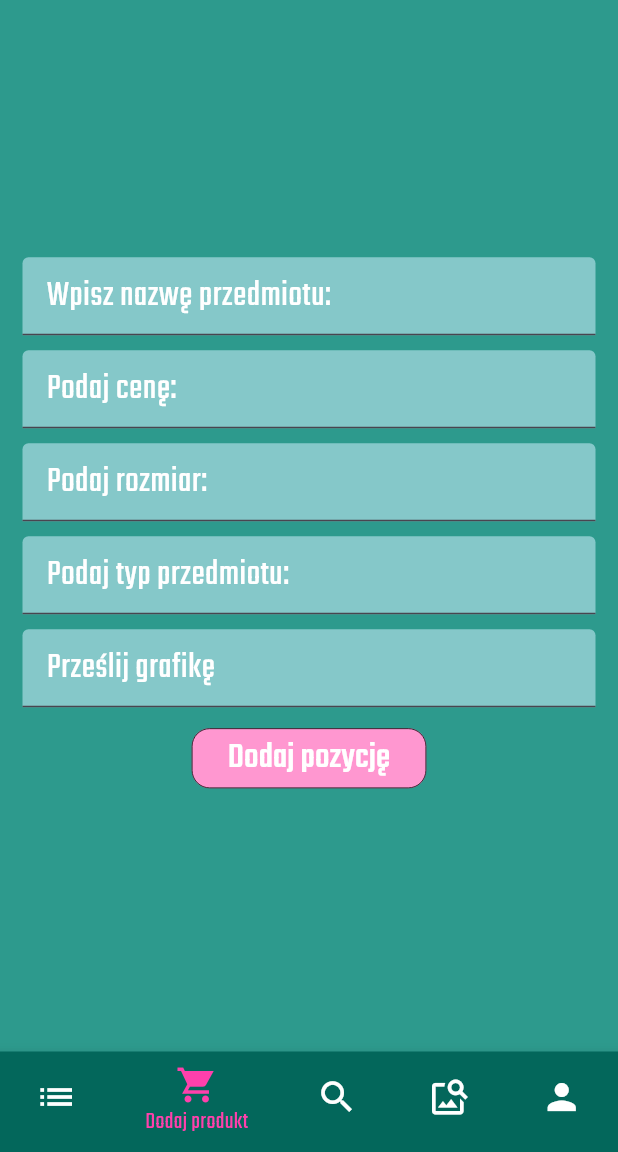
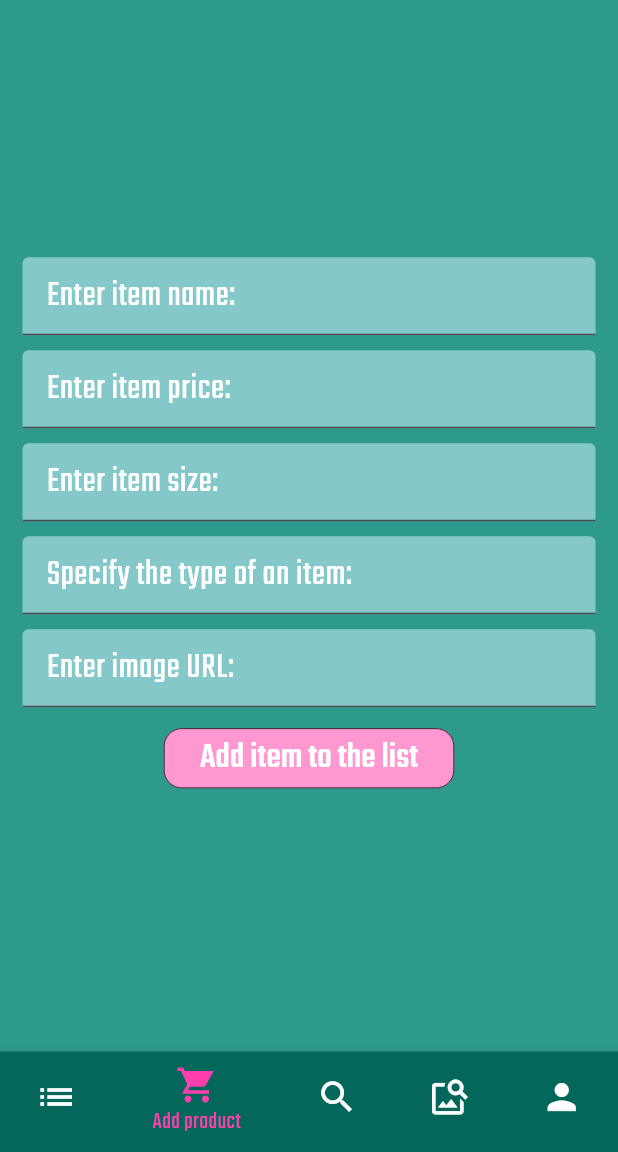
Before and after one commit to kubaolszewski/sneaky_shopper, a Flutter app: the HomePage screen opened directly with empty values, item 2 of the bottom bar chosen, on a phone screen of 412 x 824 dp, the part 84-1236 px from its top. Run offline on Flutter 3.47's test engine with Material 2 defaults, Android fonts, the phone set to English and light mode, and no system bars; our stand-ins replace bloc, cloud_firestore, dio, firebase_auth, firebase_core, flutter_bloc and 6 more; accounts and stored records are empty; generated files the repository leaves out were written again.

Commit message:
Change app language to english

```diff
--- a/lib/app/features/home/add_product_page/add_product_page_content.dart
+++ b/lib/app/features/home/add_product_page/add_product_page_content.dart
@@ -27,7 +27,7 @@ class AddProductPageContent extends StatelessWidget {
                     decoration: InputDecoration(
                       filled: true,
                       fillColor: const Color(0xff85c8c9),
-                      hintText: 'Wpisz nazwę przedmiotu:',
+                      hintText: 'Enter item name:',
                       hintStyle:
                           GoogleFonts.teko(color: Colors.white, fontSize: 24),
                     ),
@@ -43,7 +43,7 @@ class AddProductPageContent extends StatelessWidget {
                     decoration: InputDecoration(
                       filled: true,
                       fillColor: const Color(0xff85c8c9),
-                      hintText: 'Podaj cenę:',
+                      hintText: 'Enter item price:',
                       hintStyle:
                           GoogleFonts.teko(color: Colors.white, fontSize: 24),
                     ),
@@ -59,7 +59,7 @@ class AddProductPageContent extends StatelessWidget {
                     decoration: InputDecoration(
                       filled: true,
                       fillColor: const Color(0xff85c8c9),
-                      hintText: 'Podaj rozmiar:',
+                      hintText: 'Enter item size:',
                       hintStyle:
                           GoogleFonts.teko(color: Colors.white, fontSize: 24),
                     ),
@@ -75,7 +75,7 @@ class AddProductPageContent extends StatelessWidget {
                     decoration: InputDecoration(
                       filled: true,
                       fillColor: const Color(0xff85c8c9),
-                      hintText: 'Podaj typ przedmiotu: ',
+                      hintText: 'Specify the type of an item: ',
                       hintStyle:
                           GoogleFonts.teko(color: Colors.white, fontSize: 24),
                     ),
@@ -91,7 +91,7 @@ class AddProductPageContent extends StatelessWidget {
                     decoration: InputDecoration(
                       filled: true,
                       fillColor: const Color(0xff85c8c9),
-                      hintText: 'Prześlij grafikę',
+                      hintText: 'Enter image URL:',
                       hintStyle:
                           GoogleFonts.teko(color: Colors.white, fontSize: 24),
                     ),
@@ -136,7 +136,7 @@ class AddProductPageContent extends StatelessWidget {
                             onSave();
                           },
                     child: Text(
-                      'Dodaj pozycję',
+                      'Add item to the list',
                       style:
                           GoogleFonts.teko(color: Colors.white, fontSize: 24),
                     ),
--- a/lib/app/features/home/home_page.dart
+++ b/lib/app/features/home/home_page.dart
@@ -80,27 +80,27 @@ class HomePage extends StatelessWidget {
                   BottomNavigationBarItem(
                     backgroundColor:  Color(0xff03675B),
                     icon: Icon(Icons.list, size: 28),
-                    label: 'Lista',
+                    label: 'List',
                   ),
                   BottomNavigationBarItem(
                     backgroundColor:  Color(0xff03675B),
                     icon: Icon(Icons.shopping_cart_sharp, size: 28),
-                    label: 'Dodaj produkt',
+                    label: 'Add product',
                   ),
                   BottomNavigationBarItem(
                     backgroundColor: Color(0xff03675B),
                     icon: Icon(Icons.search, size: 28),
-                    label: 'Przedmioty',
+                    label: 'Items',
                   ),
                    BottomNavigationBarItem(
                     backgroundColor: Color(0xff03675B),
                     icon: Icon(Icons.image_search, size: 28),
-                    label: 'Marki',
+                    label: 'Brands',
                   ),
                   BottomNavigationBarItem(
                     backgroundColor: Color(0xff03675B),
                     icon: Icon(Icons.person, size: 28),
-                    label: 'Moje konto',
+                    label: 'My account',
                   ),
                 ],
               ),
--- a/lib/app/features/home/list_page/list_page_content.dart
+++ b/lib/app/features/home/list_page/list_page_content.dart
@@ -36,7 +36,7 @@ class ListPageContent extends StatelessWidget {
               if (state.items.isEmpty) {
                 return Center(
                   child: Text(
-                    'Coś tutaj pusto :/',
+                    'There is something missing here :/',
                     style: GoogleFonts.teko(
                       color: Colors.white,
                       fontSize: 32,
@@ -54,7 +54,7 @@ class ListPageContent extends StatelessWidget {
                     child: Padding(
                       padding: const EdgeInsets.all(8),
                       child: Text(
-                        'Twoja lista:',
+                        'Your list:',
                         style: GoogleFonts.teko(
                           color: Colors.white,
                           fontSize: 32,
--- a/lib/app/features/home/my_account/my_account_page_content.dart
+++ b/lib/app/features/home/my_account/my_account_page_content.dart
@@ -25,7 +25,7 @@ class MyAccountPageContent extends StatelessWidget {
           ),
           const SizedBox(height: 10),
           Text(
-            'Jesteś zalogowany jako $email',
+            'You\'re logged in as: $email',
             style: GoogleFonts.teko(color: Colors.white, fontSize: 24),
           ),
           const SizedBox(height: 10),
@@ -73,7 +73,7 @@ class MyAccountPageContent extends StatelessWidget {
               context.read<RootCubit>().signOut();
             },
             child: Text(
-              'Wyloguj się',
+              'Logout',
               style: GoogleFonts.teko(color: Colors.white, fontSize: 32),
             ),
           ),
--- a/lib/app/features/item_details/item_details_page.dart
+++ b/lib/app/features/item_details/item_details_page.dart
@@ -121,14 +121,14 @@ class _ProductWidgetDetails extends StatelessWidget {
                     ),
                   ),
                   Text(
-                    'Cena: ${itemDetailsModel.price} -,',
+                    'Price: ${itemDetailsModel.price} -,',
                     style: GoogleFonts.teko(
                       color: Colors.white,
                       fontSize: 30,
                     ),
                   ),
                   Text(
-                    'Rozmiar: ${itemDetailsModel.size}',
+                    'Size: ${itemDetailsModel.size}',
                     style: GoogleFonts.teko(
                       color: Colors.white,
                       fontSize: 30,
--- a/lib/app/welcome_page.dart
+++ b/lib/app/welcome_page.dart
@@ -40,7 +40,7 @@ class WelcomePage extends StatelessWidget {
                   backgroundColor: const Color(0xff2D9A8D),
                 ),
                 child: Text(
-                  "Zaczynamy",
+                  "Welcome",
                   style: GoogleFonts.teko(color: Colors.white, fontSize: 32),
                 ),
                 onPressed: () {
```
Also changed, not shown: lib/app/features/login/login_page.dart (+6 -6 lines).
